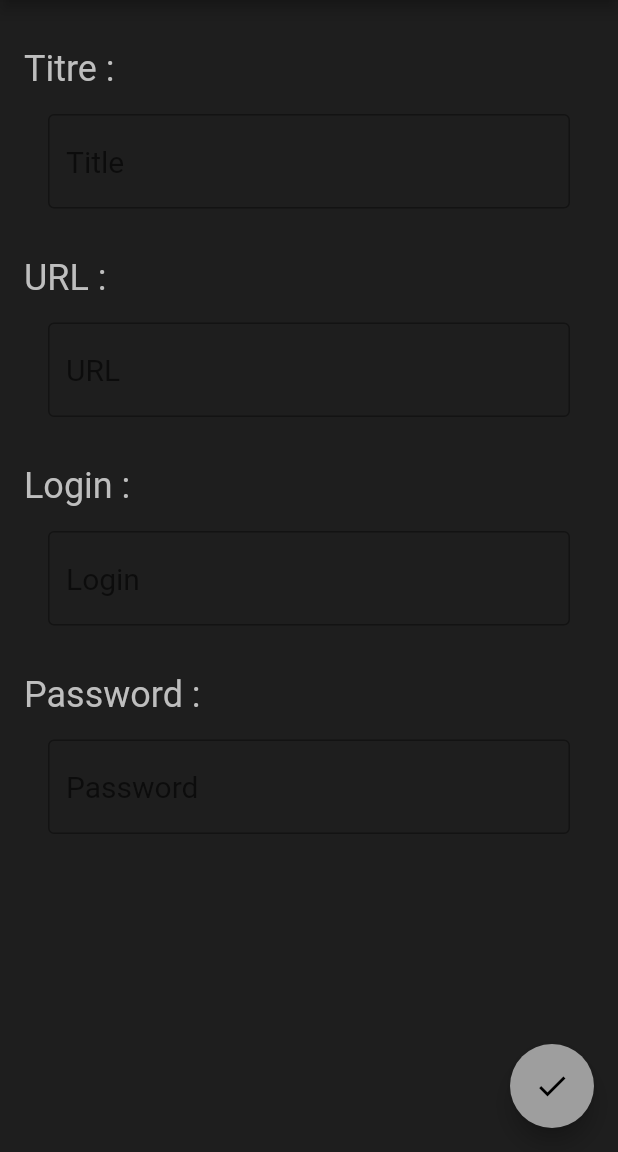
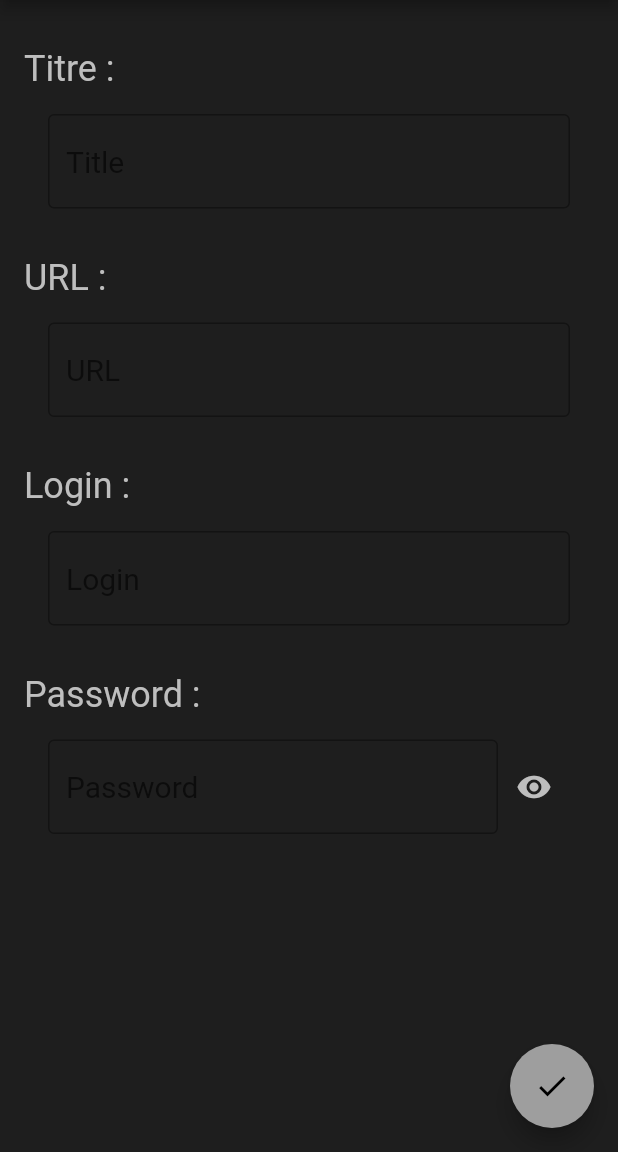
Before and after one commit to marieTozza/flutter, a Flutter app: the screen it shows after launch, after a tap on the "add" icon, on a phone screen of 412 x 824 dp, the part 84-1236 px from its top. Run offline on Flutter 3.47's test engine with Material 2 defaults, Android fonts, the phone set to English and light mode, and no system bars.

Commit message:
hide/reveal password

```diff
--- a/lib/passwords/new_password.dart
+++ b/lib/passwords/new_password.dart
@@ -12,6 +12,8 @@ class NewPassword extends StatefulWidget {
 
 class _NewPasswordState extends State<NewPassword> {
   Icon icon = const Icon(Icons.check);
+  bool isHide = true;
+
   @override
   void initState() {
     icon = widget.isEditing? const Icon(Icons.check) : const Icon(Icons.edit);
@@ -143,6 +145,8 @@ class _NewPasswordState extends State<NewPassword> {
                 Padding(
                   padding:
                   const EdgeInsets.symmetric(horizontal: 32.0),
+                  child: Row(children: [
+                    Expanded(
                       child: TextField(
                         controller: controllers['password'],
                         enabled: widget.isEditing,
@@ -153,8 +157,15 @@ class _NewPasswordState extends State<NewPassword> {
                         style:
                         const TextStyle(fontSize: 20.0, color: Colors.white),
                         obscuringCharacter: "•",
-                    obscureText: true,
+                        obscureText: isHide,
                       ),
+                    ),
+                    IconButton(onPressed: (){
+                      setState(() {
+                        isHide = !isHide;
+                      });
+                    }, icon: const Icon(Icons.remove_red_eye, color: Color(0xFFBEBEBE)),)
+                  ],)
 
                 ),
                 const Divider(thickness: 10, color: Color(0xFF1E1E1E)),
```
Lines whose indentation alone changed are shown as unchanged.
